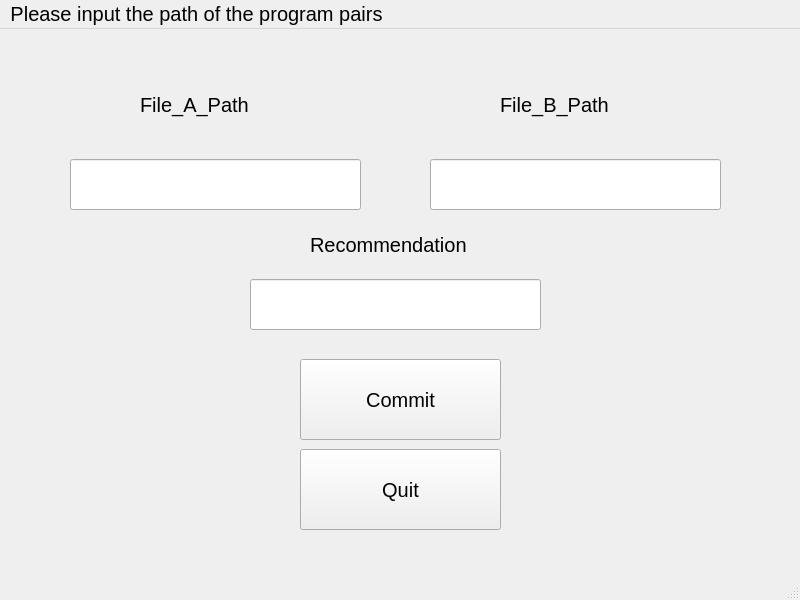
Qt form mainwindow.ui (NJU201220184/SE_Lab_5) before a commit.
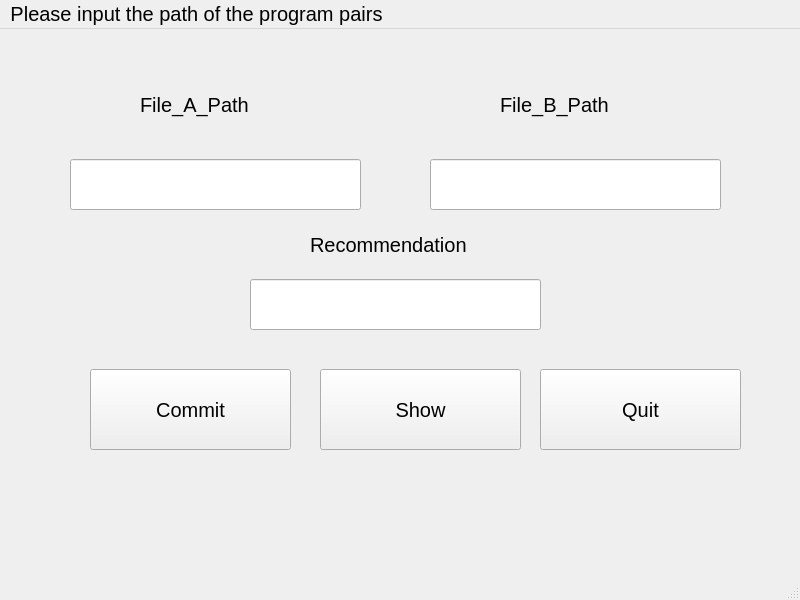
The same form after that commit.

The edit to the form file:
```diff
--- a/mainwindow.ui
+++ b/mainwindow.ui
@@ -22,8 +22,8 @@
    <widget class="QPushButton" name="CommitButtom">
     <property name="geometry">
      <rect>
-      <x>300</x>
-      <y>330</y>
+      <x>90</x>
+      <y>340</y>
       <width>201</width>
       <height>81</height>
      </rect>
@@ -40,8 +40,8 @@
    <widget class="QPushButton" name="QuitButton">
     <property name="geometry">
      <rect>
-      <x>300</x>
-      <y>420</y>
+      <x>540</x>
+      <y>340</y>
       <width>201</width>
       <height>81</height>
      </rect>
@@ -124,6 +124,24 @@
      <string>Recommendation</string>
     </property>
    </widget>
+   <widget class="QPushButton" name="Show">
+    <property name="geometry">
+     <rect>
+      <x>320</x>
+      <y>340</y>
+      <width>201</width>
+      <height>81</height>
+     </rect>
+    </property>
+    <property name="font">
+     <font>
+      <pointsize>15</pointsize>
+     </font>
+    </property>
+    <property name="text">
+     <string>Show</string>
+    </property>
+   </widget>
   </widget>
   <widget class="QMenuBar" name="menubar">
    <property name="geometry">
```
